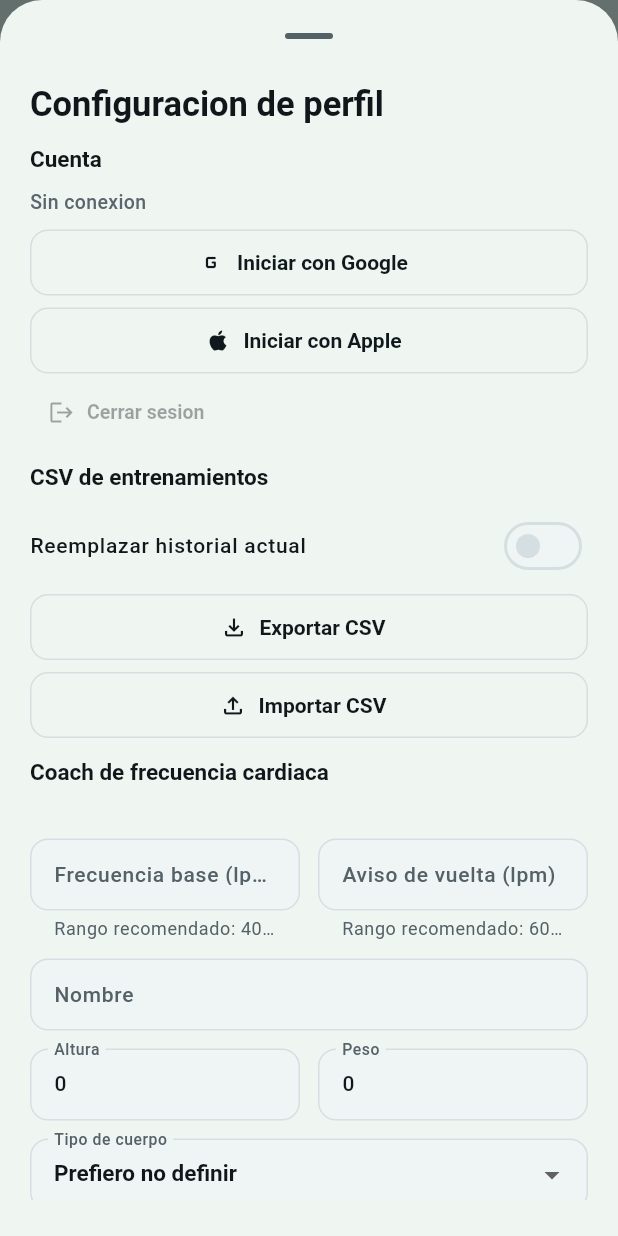
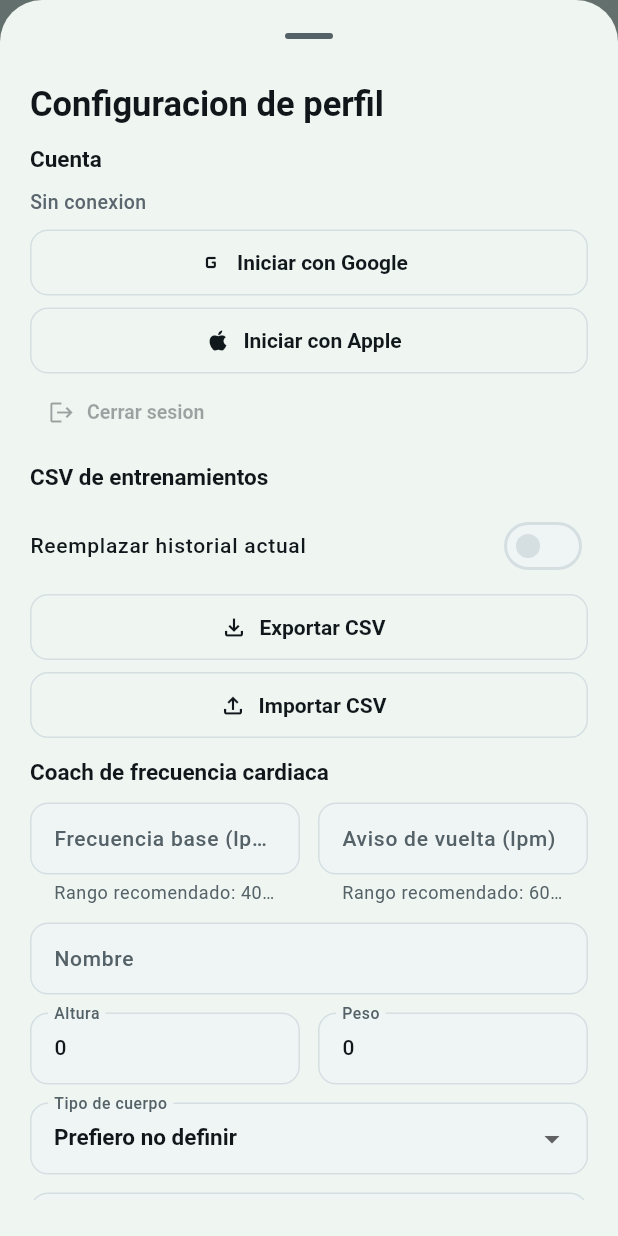
Before and after one commit to guillesierra/Aura-Lift, a Flutter app: the ProfileScreen screen opened directly with empty values, after a tap on the "settings" icon, on a phone screen of 412 x 824 dp. Run offline on Flutter 3.47's test engine with Material 3 defaults, Android fonts, the phone set to English and light mode, and no system bars; our stand-ins replace csv, file_picker, fl_chart, flutter_animate, flutter_tts, google_sign_in and 2 more; missing offline and left inert: health; accounts and stored records are empty.

Commit message:
Fix bugs

```diff
--- a/lib/core/design_system/app_theme.dart
+++ b/lib/core/design_system/app_theme.dart
@@ -230,9 +230,7 @@ class AppTheme {
     final glassBorder = isDark
         ? Colors.white.withValues(alpha: 0.16)
         : Colors.white.withValues(alpha: 0.70);
-    final scaffold = isDark
-        ? const Color(0xFF081015)
-        : const Color(0xFFEAF6F3);
+    final scaffold = isDark ? const Color(0xFF081015) : const Color(0xFFEAF6F3);
 
     return baseTheme.copyWith(
       scaffoldBackgroundColor: scaffold,
--- a/lib/core/models/app_settings.dart
+++ b/lib/core/models/app_settings.dart
@@ -43,7 +43,7 @@ class AppSettings {
       themeMode: themeMode ?? this.themeMode,
       languageCode: languageCode ?? this.languageCode,
       enableMenuAnimations: enableMenuAnimations ?? this.enableMenuAnimations,
-        appearance: appearance ?? this.appearance,
+      appearance: appearance ?? this.appearance,
       heartRateBaseBpm: keepHeartRateBaseBpm
           ? (heartRateBaseBpm ?? this.heartRateBaseBpm)
           : null,
--- a/lib/features/profile/profile_screen.dart
+++ b/lib/features/profile/profile_screen.dart
@@ -827,11 +827,13 @@ Future<void> _showProfileSettingsSheet(
                     strings.heartRateCoachSettings,
                     style: theme.textTheme.titleMedium,
                   ),
-                  const SizedBox(height: 8),
-                  Text(
-                    strings.heartRateCoachSettingsHint,
-                    style: theme.textTheme.bodySmall,
-                  ),
+                  if (strings.heartRateCoachSettingsHint.isNotEmpty) ...[
+                    const SizedBox(height: 8),
+                    Text(
+                      strings.heartRateCoachSettingsHint,
+                      style: theme.textTheme.bodySmall,
+                    ),
+                  ],
                   const SizedBox(height: 8),
                   Row(
                     children: [
@@ -959,14 +961,16 @@ Future<void> _showProfileSettingsSheet(
                         nextBaseError = strings.heartRateRangeError(40, 120);
                       }
                       if (returnInput.isNotEmpty && returnCueBpm == null) {
-                        nextReturnCueError = strings.heartRateRangeError(60, 170);
+                        nextReturnCueError =
+                            strings.heartRateRangeError(60, 170);
                       }
                       if (baseBpm != null && (baseBpm < 40 || baseBpm > 120)) {
                         nextBaseError = strings.heartRateRangeError(40, 120);
                       }
                       if (returnCueBpm != null &&
                           (returnCueBpm < 60 || returnCueBpm > 170)) {
-                        nextReturnCueError = strings.heartRateRangeError(60, 170);
+                        nextReturnCueError =
+                            strings.heartRateRangeError(60, 170);
                       }
                       if (nextBaseError != null || nextReturnCueError != null) {
                         setStateModal(() {
--- a/lib/features/workout/widgets/workout_heart_rate_panel.dart
+++ b/lib/features/workout/widgets/workout_heart_rate_panel.dart
@@ -143,7 +143,7 @@ class _WorkoutHeartRatePanelState extends State<WorkoutHeartRatePanel> {
                     Text(
                       currentBpm == null
                           ? strings.noHeartRateSamplesYet
-                          : '$currentBpm ${strings.heartRateUnit} · ${currentStatus.titleFor(appState.languageCode)}',
+                          : currentStatus.titleFor(appState.languageCode),
                       style: theme.textTheme.bodyLarge,
                     ),
                   ],
@@ -175,7 +175,7 @@ class _WorkoutHeartRatePanelState extends State<WorkoutHeartRatePanel> {
               style: theme.textTheme.bodySmall,
             ),
           ],
-          if (baseline != null) ...[
+          if (baseline != null && samples.isNotEmpty) ...[
             const SizedBox(height: 12),
             Text(
               strings.heartRateBaseline(baseline, threshold ?? baseline),
```
Also changed, not shown: lib/core/health/wearable_heart_rate_stream_service.dart (+4 -4 lines), lib/core/localization/app_strings.dart (+7 -6 lines), lib/core/models/heart_rate_status.dart (+4 -4 lines), lib/app.dart (indentation only), 3 other files.
